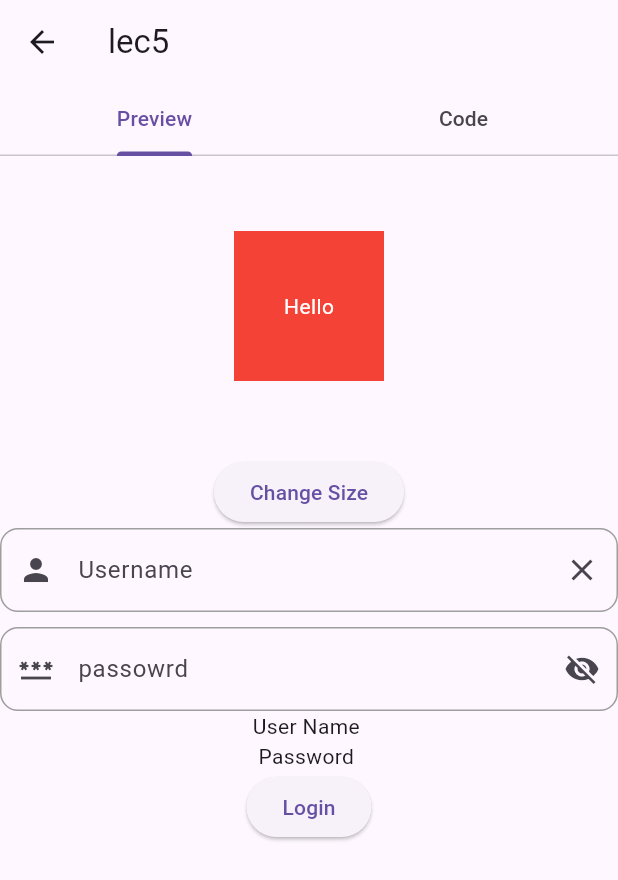
After one commit to AgMarwanAg/componentkit, a Flutter app: the screen it shows after launch, after a tap on "Lec 5 (State Management)", on a phone screen of 412 x 824 dp. The commit adds this screen. Shown: the top 880 px of the screen. Run offline on Flutter 3.47's test engine with Material 3 defaults, Android fonts, the phone set to English and light mode, and no system bars; our stand-ins replace flutter_highlight.

Commit message:
feat(navigation): add lecture 5 state management screen
Add new Lec5 component with state management examples, including navigation button on home screen and route configuration in main app. Replace commented placeholder button with functional navigation to lecture 5 content.

```diff
--- a/lib/home_screen.dart
+++ b/lib/home_screen.dart
@@ -1,6 +1,7 @@
 import 'package:componentkit/lec2.dart';
 import 'package:componentkit/lec3.dart';
 import 'package:componentkit/lec4.dart';
+import 'package:componentkit/lec5.dart';
 import 'package:flutter/material.dart';
 
 class HomeScreen extends StatelessWidget {
@@ -47,14 +48,13 @@ class HomeScreen extends StatelessWidget {
                 Navigator.pushNamed(context, Lec4.path);
               },
             ),
-            // _ComponentButton(
-            //   icon: Icons.picture_in_picture_alt_outlined,
-            //   label: 'Positioned',
-            //   onPressed: () {
-            //     // TODO: Implement navigation for 'Positioned'
-            //     debugPrint('Positioned button pressed');
-            //   },
-            // ),
+            _ComponentButton(
+              icon: Icons.refresh,
+              label: 'Lec 5 (State Management)',
+              onPressed: () {
+                Navigator.pushNamed(context, Lec5.path);
+              },
+            ),
             // _ComponentButton(
             //   icon: Icons.align_vertical_bottom_outlined,
             //   label: 'Align',
--- /dev/null
+++ b/lib/lec5.dart
@@ -0,0 +1,117 @@
+import 'package:flutter/material.dart';
+
+class Lec5 extends StatefulWidget {
+  static const String path = '/lec5';
+  const Lec5({super.key});
+
+  @override
+  State<Lec5> createState() => _Lec5State();
+}
+
+double width = 100;
+double height = 100;
+
+class _Lec5State extends State<Lec5> {
+  @override
+  void initState() {
+    super.initState();
+    width = 100;
+    height = 100;
+  }
+
+  bool obSecurePassord = true;
+  TextEditingController userCTR = TextEditingController();
+  TextEditingController passwordCTR = TextEditingController();
+  @override
+  Widget build(BuildContext context) {
+    return Scaffold(
+      body: SingleChildScrollView(
+        child: Column(
+          children: [
+            SizedBox(height: 50),
+            Container(
+              width: width,
+              height: height,
+              color: Colors.red,
+              child: const Center(
+                child: Text(
+                  'Hello',
+                  style: TextStyle(color: Colors.white),
+                ),
+              ),
+            ),
+            SizedBox(height: 50),
+            ElevatedButton(
+              onPressed: () {
+                setState(() {
+                  width = MediaQuery.of(context).size.width;
+                  height = 200;
+                });
+              },
+              child: const Text('Change Size'),
+            ),
+            TextField(
+              controller: userCTR,
+              decoration: InputDecoration(
+                labelText: 'Username',
+                hintText: 'e.g., Marwan',
+                prefixIcon: Icon(Icons.person),
+                suffixIcon: IconButton(
+                    onPressed: () {
+                      FocusScope.of(context).unfocus();
+                    },
+                    icon: Icon(Icons.close)),
+                focusedBorder: OutlineInputBorder(
+                  borderSide: BorderSide(color: Colors.blueAccent, width: 2.0),
+                  borderRadius: BorderRadius.all(Radius.circular(12.0)),
+                ),
+                enabledBorder: OutlineInputBorder(
+                  borderSide: BorderSide(color: Colors.grey),
+                  borderRadius: BorderRadius.all(Radius.circular(12.0)),
+                ),
+              ),
+            ),
+            SizedBox(
+              height: 10,
+            ),
+            TextField(
+              controller: passwordCTR,
+              obscureText: obSecurePassord,
+              decoration: InputDecoration(
+                labelText: 'passowrd',
+                prefixIcon: Icon(Icons.password),
+                suffixIcon: IconButton(
+                    onPressed: () {
+                      setState(() {
+                        // if (obSecurePassord == true) {
+                        //   obSecurePassord = false;
+                        // } else {
+                        //   obSecurePassord = true;
+                        // }
+                        obSecurePassord = !obSecurePassord;
+                      });
+                    },
+                    icon: Icon(obSecurePassord ? Icons.visibility_off : Icons.visibility)),
+                focusedBorder: OutlineInputBorder(
+                  borderSide: BorderSide(color: Colors.blueAccent, width: 2.0),
+                  borderRadius: BorderRadius.all(Radius.circular(12.0)),
+                ),
+                enabledBorder: OutlineInputBorder(
+                  borderSide: BorderSide(color: Colors.grey),
+                  borderRadius: BorderRadius.all(Radius.circular(12.0)),
+                ),
+              ),
+            ),
+            Text('User Name ${userCTR.text}'),
+            Text('Password ${passwordCTR.text}'),
+            ElevatedButton(
+                onPressed: () {
+                  setState(() {});
+                },
+                child: Text('Login'))
+          ],
+        ),
+      ),
+    );
+  }
+}
--- a/lib/main.dart
+++ b/lib/main.dart
@@ -3,6 +3,7 @@ import 'package:componentkit/home_screen.dart';
 import 'package:componentkit/lec2.dart';
 import 'package:componentkit/lec3.dart';
 import 'package:componentkit/lec4.dart';
+import 'package:componentkit/lec5.dart';
  import 'package:flutter/material.dart';
 
 void main() {
@@ -14,6 +15,7 @@ void main() {
         Lec2.path: (context) => CodeView(path: Lec2.path, child: Lec2()),
         Lec3.path: (context) => CodeView(path: Lec3.path, child: Lec3()),
         Lec4.path: (context) => CodeView(path: Lec4.path, child: Lec4()),
+        Lec5.path: (context) => CodeView(path: Lec5.path, child: Lec5()),
         // Test.routeName: (context) => Test(),
       },
     ),
```
